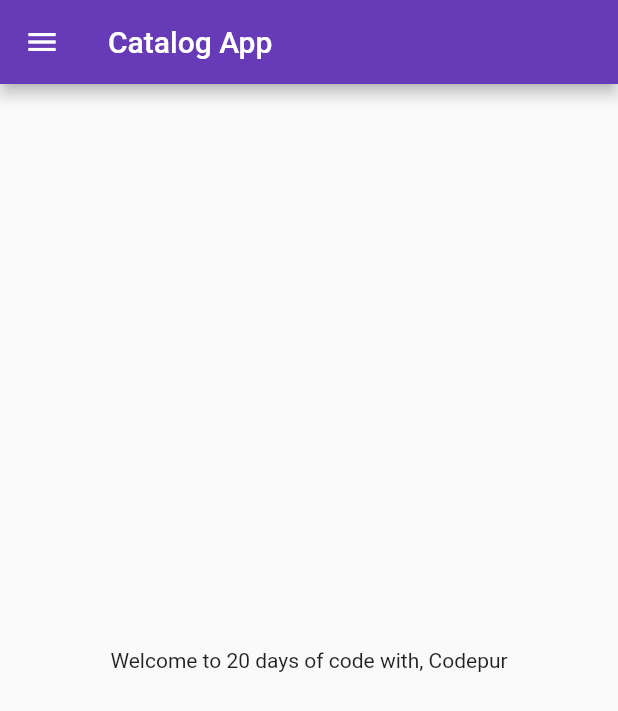
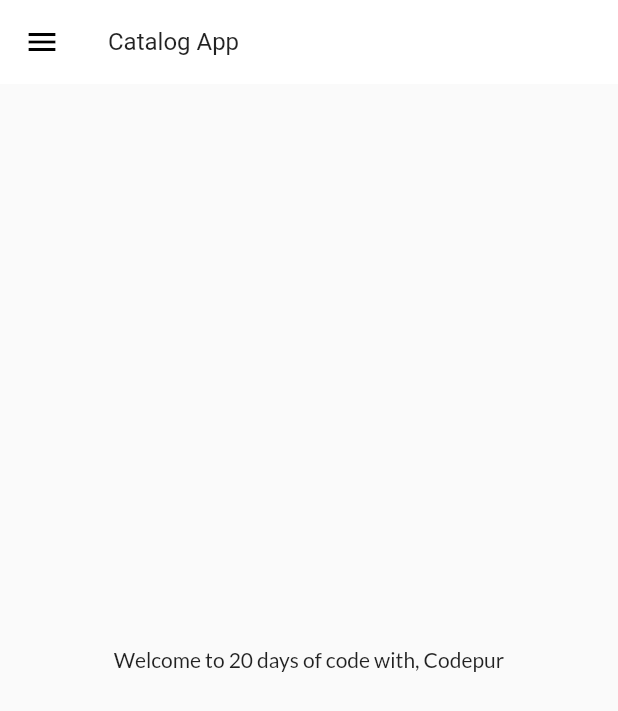
Before and after one commit to Jetandarkumar/-Codepur-Course, a Flutter app: the screen it shows after launch, on a phone screen of 412 x 824 dp. Shown: the top 711 px of the screen. Run offline on Flutter 3.47's test engine with Material 2 defaults, Android fonts, the phone set to English and light mode, and no system bars; our stand-ins replace google_fonts.

Commit message:
Extracted Theme

```diff
--- a/lib/main.dart
+++ b/lib/main.dart
@@ -1,4 +1,5 @@
 import 'package:first/utils/routes.dart';
+import 'package:first/widgets/themes.dart';
 
 import 'pages/home_page.dart';
 import 'pages/login_page.dart';
@@ -13,12 +14,8 @@ class MyApp extends StatelessWidget {
   Widget build(BuildContext context) {
     return MaterialApp(
       themeMode: ThemeMode.light,
-      theme: ThemeData(
-        primarySwatch: Colors.deepPurple,
-      ),
-      darkTheme: ThemeData(
-        brightness: Brightness.dark,
-      ),
+      theme: MyTheme.lightTheme(context),
+      darkTheme: MyTheme.dartkTheme(context),
       debugShowCheckedModeBanner: false,
       initialRoute: "/home",
       routes: {
--- a/lib/widgets/drawer.dart
+++ b/lib/widgets/drawer.dart
@@ -28,7 +28,7 @@ class MyDrawer extends StatelessWidget {
               ),
             ),
             const ListTile(
-              leading: Icon(CupertinoIcons.circle, color: Colors.white),
+              leading: Icon(CupertinoIcons.profile_circled, color: Colors.white),
               title: Text(
                 "Profile",
                 textScaleFactor: 1.1,
--- /dev/null
+++ b/lib/widgets/themes.dart
@@ -0,0 +1,17 @@
+import 'package:flutter/material.dart';
+import 'package:google_fonts/google_fonts.dart';
+
+class MyTheme {
+  static ThemeData lightTheme(BuildContext context) => ThemeData(
+      primarySwatch: Colors.deepPurple,
+      fontFamily: GoogleFonts.lato().fontFamily,
+      appBarTheme: AppBarTheme(
+        color: Colors.white,
+        elevation: 0.0,
+        iconTheme: const IconThemeData(color: Colors.black),
+        titleTextStyle: Theme.of(context).textTheme.titleMedium,
+      ));
+
+  static ThemeData dartkTheme(BuildContext context) =>
+      ThemeData(brightness: Brightness.dark);
+}
--- a/pubspec.yaml
+++ b/pubspec.yaml
@@ -33,6 +33,7 @@ dependencies:
   # The following adds the Cupertino Icons font to your application.
   # Use with the CupertinoIcons class for iOS style icons.
   cupertino_icons: ^1.0.2
+  google_fonts: ^3.0.1
 
 dev_dependencies:
   flutter_test:
```
Also changed, not shown: pubspec.lock, 1 other file.
